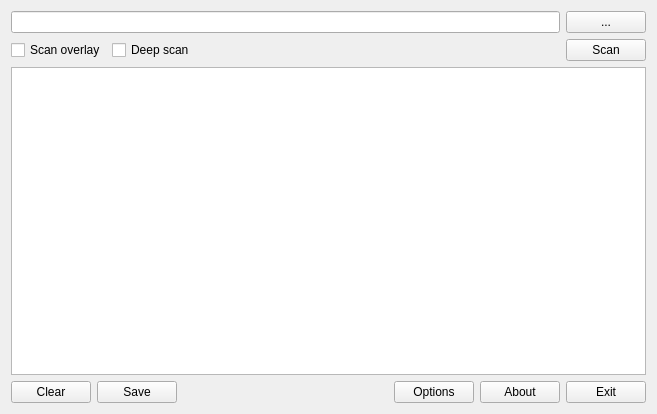
Before: the Qt Designer form gui_source/guimainwindow.ui in horsicq/XVedogon, drawn with Qt 5.
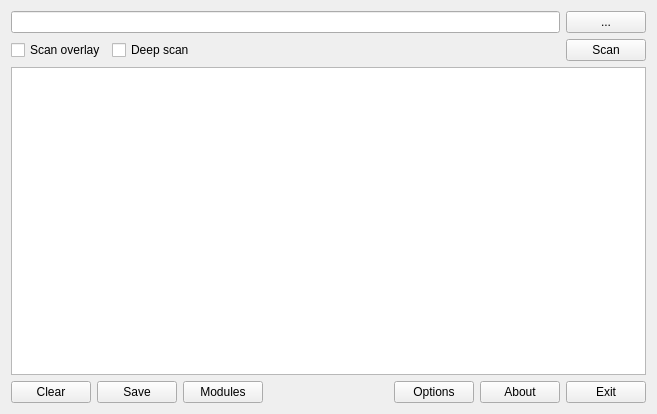
After: the same form once the commit is applied.

The edit to the form file:
```diff
--- a/gui_source/guimainwindow.ui
+++ b/gui_source/guimainwindow.ui
@@ -104,18 +104,25 @@
        </widget>
       </item>
       <item>
-       <widget class="QLabel" name="labelModules">
-        <property name="sizePolicy">
-         <sizepolicy hsizetype="Expanding" vsizetype="Preferred">
-          <horstretch>0</horstretch>
-          <verstretch>0</verstretch>
-         </sizepolicy>
-        </property>
+       <widget class="QPushButton" name="pushButtonModules">
         <property name="text">
-         <string/>
+         <string>Modules</string>
         </property>
        </widget>
       </item>
+      <item>
+       <spacer name="horizontalSpacer_2">
+        <property name="orientation">
+         <enum>Qt::Horizontal</enum>
+        </property>
+        <property name="sizeHint" stdset="0">
+         <size>
+          <width>40</width>
+          <height>20</height>
+         </size>
+        </property>
+       </spacer>
+      </item>
       <item>
        <widget class="QPushButton" name="pushButtonOptions">
         <property name="text">
```
